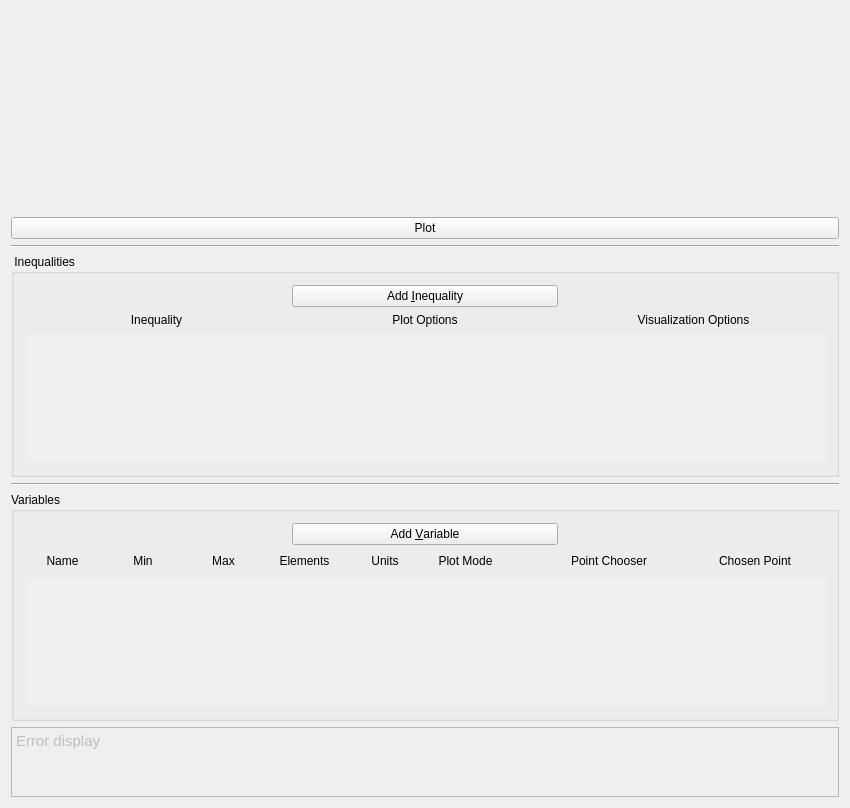
xpcoffee/plotus, file bareminimumplotter.ui: the form before one commit.
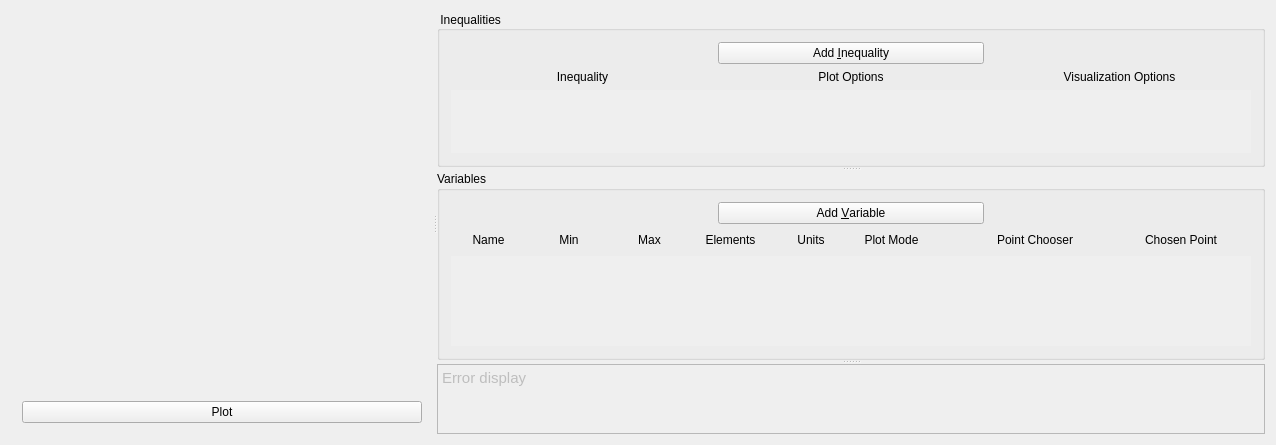
The form after the commit. Custom widgets are drawn as their Qt base class.

Commit message: added splitters. changed layout to landscape.

The edit to the form file:
```diff
--- a/bareminimumplotter.ui
+++ b/bareminimumplotter.ui
@@ -6,54 +6,26 @@
    <rect>
     <x>0</x>
     <y>0</y>
-    <width>818</width>
-    <height>786</height>
+    <width>1052</width>
+    <height>445</height>
    </rect>
   </property>
   <property name="windowTitle">
    <string>BareMinimumPlotter</string>
   </property>
   <widget class="QWidget" name="centralWidget">
-   <layout class="QGridLayout" name="gridLayout">
-    <item row="7" column="0">
-     <widget class="QTextEdit" name="textEditError">
-      <property name="enabled">
-       <bool>false</bool>
+   <layout class="QHBoxLayout" name="horizontalLayout">
+    <item>
+     <widget class="QSplitter" name="splitter_2">
+      <property name="orientation">
+       <enum>Qt::Horizontal</enum>
       </property>
-      <property name="sizePolicy">
-       <sizepolicy hsizetype="Expanding" vsizetype="Fixed">
-        <horstretch>0</horstretch>
-        <verstretch>0</verstretch>
-       </sizepolicy>
-      </property>
-      <property name="minimumSize">
-       <size>
-        <width>0</width>
-        <height>70</height>
-       </size>
-      </property>
-      <property name="maximumSize">
-       <size>
-        <width>16777215</width>
-        <height>70</height>
-       </size>
-      </property>
-      <property name="baseSize">
-       <size>
-        <width>0</width>
-        <height>50</height>
-       </size>
-      </property>
-      <property name="html">
-       <string>&lt;!DOCTYPE HTML PUBLIC &quot;-//W3C//DTD HTML 4.0//EN&quot; &quot;http://www.w3.org/TR/REC-html40/strict.dtd&quot;&gt;
-&lt;html&gt;&lt;head&gt;&lt;meta name=&quot;qrichtext&quot; content=&quot;1&quot; /&gt;&lt;style type=&quot;text/css&quot;&gt;
-p, li { white-space: pre-wrap; }
-&lt;/style&gt;&lt;/head&gt;&lt;body style=&quot; font-family:'Ubuntu'; font-size:11pt; font-weight:400; font-style:normal;&quot;&gt;
-&lt;p style=&quot; margin-top:0px; margin-bottom:0px; margin-left:0px; margin-right:0px; -qt-block-indent:0; text-indent:0px;&quot;&gt;Error display&lt;/p&gt;&lt;/body&gt;&lt;/html&gt;</string>
-      </property>
-     </widget>
-    </item>
-    <item row="0" column="0">
+      <widget class="QWidget" name="verticalLayoutWidget">
+       <layout class="QVBoxLayout" name="layout_Plot" stretch="1,1">
+        <property name="topMargin">
+         <number>0</number>
+        </property>
+        <item>
      <widget class="QCustomPlot" name="plotter" native="true">
       <property name="sizePolicy">
        <sizepolicy hsizetype="Preferred" vsizetype="Preferred">
@@ -63,7 +35,7 @@
       </property>
       <property name="minimumSize">
        <size>
-        <width>0</width>
+            <width>400</width>
         <height>200</height>
        </size>
       </property>
@@ -75,14 +47,7 @@
       </property>
      </widget>
     </item>
-    <item row="2" column="0">
-     <widget class="Line" name="line_Inequality">
-      <property name="orientation">
-       <enum>Qt::Horizontal</enum>
-      </property>
-     </widget>
-    </item>
-    <item row="1" column="0">
+        <item>
      <widget class="QPushButton" name="button_Plot">
       <property name="text">
        <string>Plot</string>
@@ -92,14 +57,151 @@
       </property>
      </widget>
     </item>
-    <item row="4" column="0">
-     <widget class="Line" name="line_Variables">
+       </layout>
+      </widget>
+      <widget class="QSplitter" name="splitter">
       <property name="orientation">
+        <enum>Qt::Vertical</enum>
+       </property>
+       <widget class="QGroupBox" name="groupBox_Inequalities">
+        <property name="title">
+         <string> Inequalities</string>
+        </property>
+        <property name="alignment">
+         <set>Qt::AlignLeading|Qt::AlignLeft|Qt::AlignVCenter</set>
+        </property>
+        <layout class="QVBoxLayout" name="layout_groupBox_Inequalities">
+         <item>
+          <layout class="QHBoxLayout" name="layout_AddInequality">
+           <item>
+            <spacer name="horizontalSpacer_4">
+             <property name="orientation">
        <enum>Qt::Horizontal</enum>
       </property>
-     </widget>
-    </item>
-    <item row="5" column="0">
+             <property name="sizeHint" stdset="0">
+              <size>
+               <width>40</width>
+               <height>20</height>
+              </size>
+             </property>
+            </spacer>
+           </item>
+           <item>
+            <widget class="QPushButton" name="button_AddInequality">
+             <property name="sizePolicy">
+              <sizepolicy hsizetype="Expanding" vsizetype="Fixed">
+               <horstretch>0</horstretch>
+               <verstretch>0</verstretch>
+              </sizepolicy>
+             </property>
+             <property name="focusPolicy">
+              <enum>Qt::TabFocus</enum>
+             </property>
+             <property name="text">
+              <string>Add &amp;Inequality</string>
+             </property>
+            </widget>
+           </item>
+           <item>
+            <spacer name="horizontalSpacer_5">
+             <property name="orientation">
+              <enum>Qt::Horizontal</enum>
+             </property>
+             <property name="sizeHint" stdset="0">
+              <size>
+               <width>40</width>
+               <height>20</height>
+              </size>
+             </property>
+            </spacer>
+           </item>
+          </layout>
+         </item>
+         <item>
+          <layout class="QHBoxLayout" name="layout_InequalityLabels">
+           <item>
+            <widget class="QLabel" name="label_Inequality">
+             <property name="text">
+              <string>Inequality</string>
+             </property>
+             <property name="alignment">
+              <set>Qt::AlignCenter</set>
+             </property>
+            </widget>
+           </item>
+           <item>
+            <widget class="QLabel" name="label_InequalityPlotOption">
+             <property name="text">
+              <string>Plot Options</string>
+             </property>
+             <property name="alignment">
+              <set>Qt::AlignCenter</set>
+             </property>
+            </widget>
+           </item>
+           <item>
+            <widget class="QLabel" name="label_InequalityVisualization">
+             <property name="text">
+              <string>Visualization Options</string>
+             </property>
+             <property name="alignment">
+              <set>Qt::AlignCenter</set>
+             </property>
+            </widget>
+           </item>
+          </layout>
+         </item>
+         <item>
+          <widget class="QScrollArea" name="scrollArea_InequalityInputs">
+           <property name="sizePolicy">
+            <sizepolicy hsizetype="Expanding" vsizetype="MinimumExpanding">
+             <horstretch>0</horstretch>
+             <verstretch>0</verstretch>
+            </sizepolicy>
+           </property>
+           <property name="minimumSize">
+            <size>
+             <width>0</width>
+             <height>60</height>
+            </size>
+           </property>
+           <property name="baseSize">
+            <size>
+             <width>0</width>
+             <height>60</height>
+            </size>
+           </property>
+           <property name="focusPolicy">
+            <enum>Qt::TabFocus</enum>
+           </property>
+           <property name="frameShape">
+            <enum>QFrame::NoFrame</enum>
+           </property>
+           <property name="horizontalScrollBarPolicy">
+            <enum>Qt::ScrollBarAlwaysOff</enum>
+           </property>
+           <property name="widgetResizable">
+            <bool>true</bool>
+           </property>
+           <widget class="QWidget" name="scrollAreaWidget_InequalityInputs">
+            <property name="geometry">
+             <rect>
+              <x>0</x>
+              <y>0</y>
+              <width>600</width>
+              <height>60</height>
+             </rect>
+            </property>
+            <layout class="QVBoxLayout" name="verticalLayout">
+             <item>
+              <layout class="QVBoxLayout" name="layout_Inequality"/>
+             </item>
+            </layout>
+           </widget>
+          </widget>
+         </item>
+        </layout>
+       </widget>
      <widget class="QGroupBox" name="groupBox_Variables">
       <property name="title">
        <string>Variables</string>
@@ -275,7 +377,7 @@
        <item>
         <widget class="QScrollArea" name="scrollArea_VariableInputs">
          <property name="sizePolicy">
-          <sizepolicy hsizetype="Expanding" vsizetype="Minimum">
+            <sizepolicy hsizetype="Expanding" vsizetype="MinimumExpanding">
            <horstretch>0</horstretch>
            <verstretch>0</verstretch>
           </sizepolicy>
@@ -283,9 +385,18 @@
          <property name="minimumSize">
           <size>
            <width>800</width>
-           <height>130</height>
-          </size>
-         </property>
+             <height>90</height>
+            </size>
+           </property>
+           <property name="baseSize">
+            <size>
+             <width>90</width>
+             <height>0</height>
+            </size>
+           </property>
+           <property name="focusPolicy">
+            <enum>Qt::TabFocus</enum>
+           </property>
          <property name="frameShape">
           <enum>QFrame::NoFrame</enum>
          </property>
@@ -307,7 +418,7 @@
             <x>0</x>
             <y>0</y>
             <width>800</width>
-            <height>130</height>
+              <height>90</height>
            </rect>
           </property>
           <layout class="QVBoxLayout" name="verticalLayout_2">
@@ -320,131 +431,46 @@
        </item>
       </layout>
      </widget>
-    </item>
-    <item row="3" column="0">
-     <widget class="QGroupBox" name="groupBox_Inequalities">
-      <property name="title">
-       <string> Inequalities</string>
-      </property>
-      <layout class="QVBoxLayout" name="verticalLayout_3">
-       <item>
-        <layout class="QHBoxLayout" name="layout_AddInequality">
-         <item>
-          <spacer name="horizontalSpacer_4">
-           <property name="orientation">
-            <enum>Qt::Horizontal</enum>
-           </property>
-           <property name="sizeHint" stdset="0">
-            <size>
-             <width>40</width>
-             <height>20</height>
-            </size>
-           </property>
-          </spacer>
-         </item>
-         <item>
-          <widget class="QPushButton" name="button_AddInequality">
+       <widget class="QTextEdit" name="textEditError">
+        <property name="enabled">
+         <bool>false</bool>
+        </property>
            <property name="sizePolicy">
             <sizepolicy hsizetype="Expanding" vsizetype="Fixed">
              <horstretch>0</horstretch>
              <verstretch>0</verstretch>
             </sizepolicy>
            </property>
-           <property name="text">
-            <string>Add &amp;Inequality</string>
-           </property>
-          </widget>
-         </item>
-         <item>
-          <spacer name="horizontalSpacer_5">
-           <property name="orientation">
-            <enum>Qt::Horizontal</enum>
-           </property>
-           <property name="sizeHint" stdset="0">
-            <size>
-             <width>40</width>
-             <height>20</height>
-            </size>
-           </property>
-          </spacer>
-         </item>
-        </layout>
-       </item>
-       <item>
-        <layout class="QHBoxLayout" name="layout_InequalityLabels">
-         <item>
-          <widget class="QLabel" name="label_Inequality">
-           <property name="text">
-            <string>Inequality</string>
-           </property>
-           <property name="alignment">
-            <set>Qt::AlignCenter</set>
-           </property>
-          </widget>
-         </item>
-         <item>
-          <widget class="QLabel" name="label_InequalityPlotOption">
-           <property name="text">
-            <string>Plot Options</string>
-           </property>
-           <property name="alignment">
-            <set>Qt::AlignCenter</set>
-           </property>
-          </widget>
-         </item>
-         <item>
-          <widget class="QLabel" name="label_InequalityVisualization">
-           <property name="text">
-            <string>Visualization Options</string>
-           </property>
-           <property name="alignment">
-            <set>Qt::AlignCenter</set>
-           </property>
-          </widget>
-         </item>
-        </layout>
-       </item>
-       <item>
-        <widget class="QScrollArea" name="scrollArea_InequalityInputs">
-         <property name="sizePolicy">
-          <sizepolicy hsizetype="Expanding" vsizetype="Minimum">
-           <horstretch>0</horstretch>
-           <verstretch>0</verstretch>
-          </sizepolicy>
-         </property>
          <property name="minimumSize">
           <size>
            <width>0</width>
-           <height>130</height>
-          </size>
-         </property>
-         <property name="frameShape">
-          <enum>QFrame::NoFrame</enum>
-         </property>
-         <property name="horizontalScrollBarPolicy">
-          <enum>Qt::ScrollBarAlwaysOff</enum>
-         </property>
-         <property name="widgetResizable">
-          <bool>true</bool>
-         </property>
-         <widget class="QWidget" name="scrollAreaWidget_InequalityInputs">
-          <property name="geometry">
-           <rect>
-            <x>0</x>
-            <y>0</y>
-            <width>774</width>
-            <height>130</height>
-           </rect>
-          </property>
-          <layout class="QVBoxLayout" name="verticalLayout">
-           <item>
-            <layout class="QVBoxLayout" name="layout_Inequality"/>
-           </item>
-          </layout>
-         </widget>
-        </widget>
-       </item>
-      </layout>
+          <height>70</height>
+         </size>
+        </property>
+        <property name="maximumSize">
+         <size>
+          <width>16777215</width>
+          <height>70</height>
+         </size>
+        </property>
+        <property name="baseSize">
+         <size>
+          <width>0</width>
+          <height>50</height>
+         </size>
+        </property>
+        <property name="focusPolicy">
+         <enum>Qt::NoFocus</enum>
+        </property>
+        <property name="html">
+         <string>&lt;!DOCTYPE HTML PUBLIC &quot;-//W3C//DTD HTML 4.0//EN&quot; &quot;http://www.w3.org/TR/REC-html40/strict.dtd&quot;&gt;
+&lt;html&gt;&lt;head&gt;&lt;meta name=&quot;qrichtext&quot; content=&quot;1&quot; /&gt;&lt;style type=&quot;text/css&quot;&gt;
+p, li { white-space: pre-wrap; }
+&lt;/style&gt;&lt;/head&gt;&lt;body style=&quot; font-family:'Ubuntu'; font-size:11pt; font-weight:400; font-style:normal;&quot;&gt;
+&lt;p style=&quot; margin-top:0px; margin-bottom:0px; margin-left:0px; margin-right:0px; -qt-block-indent:0; text-indent:0px;&quot;&gt;Error display&lt;/p&gt;&lt;/body&gt;&lt;/html&gt;</string>
+        </property>
+       </widget>
+      </widget>
      </widget>
     </item>
    </layout>
```
Left out of the diff: 12 changed lines with no effect on the pictures. Lines whose indentation alone changed are shown as unchanged. The commit also changes 4 other files.
